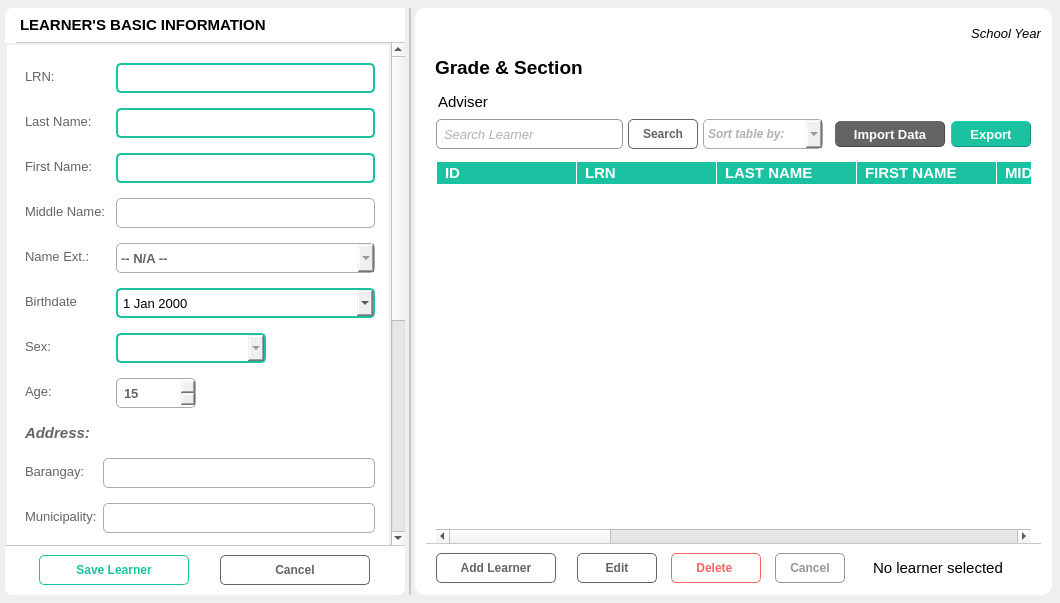
First picture: the form in LMS_v2.1/ui/profile.ui, repository jpcanas/School_LMSv2, before the edit.
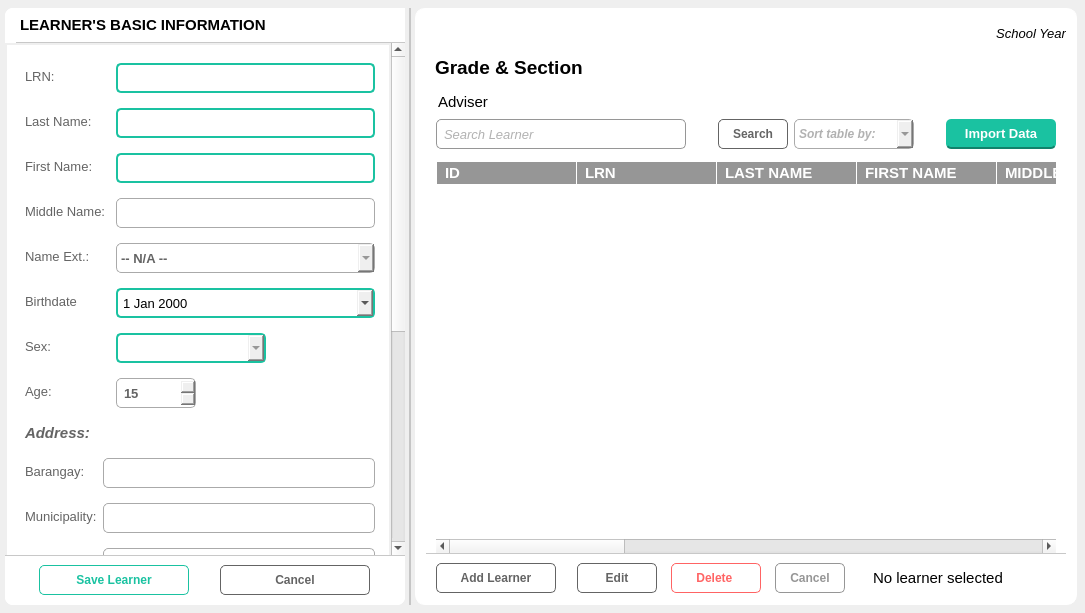
Second picture: the form after the edit. Icons and pictures are not drawn.

```diff
--- a/LMS_v2.1/ui/profile.ui
+++ b/LMS_v2.1/ui/profile.ui
@@ -6,8 +6,8 @@
    <rect>
     <x>0</x>
     <y>0</y>
-    <width>1060</width>
-    <height>603</height>
+    <width>1085</width>
+    <height>613</height>
    </rect>
   </property>
   <property name="windowTitle">
@@ -1713,13 +1713,13 @@
           <widget class="QFrame" name="search_box_input">
            <property name="minimumSize">
             <size>
-             <width>270</width>
+             <width>340</width>
              <height>0</height>
             </size>
            </property>
            <property name="maximumSize">
             <size>
-             <width>460</width>
+             <width>360</width>
              <height>16777215</height>
             </size>
            </property>
@@ -1732,9 +1732,9 @@
            <property name="frameShadow">
             <enum>QFrame::Plain</enum>
            </property>
-           <layout class="QHBoxLayout" name="horizontalLayout_10" stretch="0,0,0">
+           <layout class="QHBoxLayout" name="horizontalLayout_10">
             <property name="spacing">
-             <number>5</number>
+             <number>0</number>
             </property>
             <property name="leftMargin">
              <number>0</number>
@@ -1752,13 +1752,13 @@
              <widget class="QLineEdit" name="lineEdit">
               <property name="minimumSize">
                <size>
-                <width>70</width>
+                <width>250</width>
                 <height>30</height>
                </size>
               </property>
               <property name="maximumSize">
                <size>
-                <width>280</width>
+                <width>500</width>
                 <height>30</height>
                </size>
               </property>
@@ -1790,7 +1790,20 @@
              </widget>
             </item>
             <item>
-             <widget class="QPushButton" name="pushButton_3">
+             <spacer name="horizontalSpacer_2">
+              <property name="orientation">
+               <enum>Qt::Horizontal</enum>
+              </property>
+              <property name="sizeHint" stdset="0">
+               <size>
+                <width>40</width>
+                <height>20</height>
+               </size>
+              </property>
+             </spacer>
+            </item>
+            <item>
+             <widget class="QPushButton" name="searchBtn">
               <property name="minimumSize">
                <size>
                 <width>70</width>
@@ -1833,8 +1846,35 @@
               </property>
              </widget>
             </item>
+           </layout>
+          </widget>
+         </item>
             <item>
-             <widget class="QComboBox" name="comboBox">
+          <widget class="QFrame" name="spacer">
+           <property name="frameShape">
+            <enum>QFrame::StyledPanel</enum>
+           </property>
+           <property name="frameShadow">
+            <enum>QFrame::Raised</enum>
+           </property>
+           <layout class="QHBoxLayout" name="horizontalLayout_11">
+            <property name="spacing">
+             <number>0</number>
+            </property>
+            <property name="leftMargin">
+             <number>0</number>
+            </property>
+            <property name="topMargin">
+             <number>0</number>
+            </property>
+            <property name="rightMargin">
+             <number>0</number>
+            </property>
+            <property name="bottomMargin">
+             <number>0</number>
+            </property>
+            <item>
+             <widget class="QComboBox" name="sortByDropDown">
               <property name="minimumSize">
                <size>
                 <width>120</width>
@@ -1899,31 +1939,31 @@
               </item>
              </widget>
             </item>
-           </layout>
-          </widget>
-         </item>
          <item>
-          <widget class="QFrame" name="spacer">
-           <property name="frameShape">
-            <enum>QFrame::StyledPanel</enum>
-           </property>
-           <property name="frameShadow">
-            <enum>QFrame::Raised</enum>
-           </property>
-          </widget>
+             <spacer name="horizontalSpacer">
+              <property name="orientation">
+               <enum>Qt::Horizontal</enum>
+              </property>
+              <property name="sizeHint" stdset="0">
+               <size>
+                <width>40</width>
+                <height>20</height>
+               </size>
+              </property>
+             </spacer>
          </item>
          <item>
           <widget class="QPushButton" name="pushButton">
            <property name="minimumSize">
             <size>
              <width>110</width>
-             <height>0</height>
+                <height>30</height>
             </size>
            </property>
            <property name="maximumSize">
             <size>
              <width>110</width>
-             <height>26</height>
+                <height>30</height>
             </size>
            </property>
            <property name="sizeIncrement">
@@ -1943,11 +1983,10 @@
            </property>
            <property name="styleSheet">
             <string notr="true">QPushButton{
-	border: 1px solid rgb(70, 70, 70);
+	border-bottom: 2px solid rgb(17, 130, 107);
 	border-radius: 5px;
 	color: rgb(255, 255, 255);
-	background-color: rgb(100, 100, 100);
-border-style: outset;
+	background-color: rgb(26, 194, 161);
 }
 QPushButton:focus{
 	border-style: inset;
@@ -1969,54 +2008,7 @@
            </property>
           </widget>
          </item>
-         <item>
-          <widget class="QPushButton" name="pushButton_2">
-           <property name="minimumSize">
-            <size>
-             <width>80</width>
-             <height>26</height>
-            </size>
-           </property>
-           <property name="maximumSize">
-            <size>
-             <width>80</width>
-             <height>26</height>
-            </size>
-           </property>
-           <property name="font">
-            <font>
-             <pointsize>10</pointsize>
-             <bold>true</bold>
-            </font>
-           </property>
-           <property name="cursor">
-            <cursorShape>PointingHandCursor</cursorShape>
-           </property>
-           <property name="styleSheet">
-            <string notr="true">QPushButton{
-	border: 1px solid rgb(19, 143, 118);
-	border-radius: 5px;
-	color: rgb(255, 255, 255);
-	background-color: rgb(26, 194, 161);
-border-style: outset;
-}
-QPushButton:focus{
-	border-style: inset;
-}</string>
-           </property>
-           <property name="text">
-            <string>Export</string>
-           </property>
-           <property name="icon">
-            <iconset>
-             <normaloff>../assets/export.png</normaloff>../assets/export.png</iconset>
-           </property>
-           <property name="iconSize">
-            <size>
-             <width>18</width>
-             <height>18</height>
-            </size>
-           </property>
+           </layout>
           </widget>
          </item>
         </layout>
@@ -2049,11 +2041,12 @@
 QTableView::item:selected  {
 	color: rgb(0, 0, 0);
 	background-color: rgb(230, 230, 230);
+
 }
 QHeaderView::section{
-	background-color: rgb(26, 194, 161);
-border: none;
-border-left: 1px solid rgb(255,255,255);
+background-color: rgb(150, 150, 150);
+border:none;
+border-left: 1px solid rgb(255, 255, 255);
 padding-left: 8px;
 }
 
@@ -2143,9 +2136,9 @@
          </property>
          <property name="background">
           <color>
-           <red>26</red>
-           <green>194</green>
-           <blue>161</blue>
+           <red>150</red>
+           <green>150</green>
+           <blue>150</blue>
           </color>
          </property>
          <property name="foreground">
@@ -2173,9 +2166,9 @@
          </property>
          <property name="background">
           <color>
-           <red>26</red>
-           <green>194</green>
-           <blue>161</blue>
+           <red>150</red>
+           <green>150</green>
+           <blue>150</blue>
           </color>
          </property>
          <property name="foreground">
@@ -2203,9 +2196,9 @@
          </property>
          <property name="background">
           <color>
-           <red>26</red>
-           <green>194</green>
-           <blue>161</blue>
+           <red>150</red>
+           <green>150</green>
+           <blue>150</blue>
           </color>
          </property>
          <property name="foreground">
@@ -2233,9 +2226,9 @@
          </property>
          <property name="background">
           <color>
-           <red>26</red>
-           <green>194</green>
-           <blue>161</blue>
+           <red>150</red>
+           <green>150</green>
+           <blue>150</blue>
           </color>
          </property>
          <property name="foreground">
@@ -2263,9 +2256,9 @@
          </property>
          <property name="background">
           <color>
-           <red>26</red>
-           <green>194</green>
-           <blue>161</blue>
+           <red>150</red>
+           <green>150</green>
+           <blue>150</blue>
           </color>
          </property>
          <property name="foreground">
@@ -2293,9 +2286,9 @@
          </property>
          <property name="background">
           <color>
-           <red>26</red>
-           <green>194</green>
-           <blue>164</blue>
+           <red>150</red>
+           <green>150</green>
+           <blue>150</blue>
           </color>
          </property>
          <property name="foreground">
@@ -2323,9 +2316,9 @@
          </property>
          <property name="background">
           <color>
-           <red>26</red>
-           <green>194</green>
-           <blue>161</blue>
+           <red>150</red>
+           <green>150</green>
+           <blue>150</blue>
           </color>
          </property>
          <property name="foreground">
@@ -2353,9 +2346,9 @@
          </property>
          <property name="background">
           <color>
-           <red>26</red>
-           <green>194</green>
-           <blue>161</blue>
+           <red>150</red>
+           <green>150</green>
+           <blue>150</blue>
           </color>
          </property>
          <property name="foreground">
@@ -2383,9 +2376,9 @@
          </property>
          <property name="background">
           <color>
-           <red>26</red>
-           <green>194</green>
-           <blue>161</blue>
+           <red>150</red>
+           <green>150</green>
+           <blue>150</blue>
           </color>
          </property>
          <property name="foreground">
@@ -2413,9 +2406,9 @@
          </property>
          <property name="background">
           <color>
-           <red>26</red>
-           <green>194</green>
-           <blue>161</blue>
+           <red>150</red>
+           <green>150</green>
+           <blue>150</blue>
           </color>
          </property>
          <property name="foreground">
@@ -2443,9 +2436,9 @@
          </property>
          <property name="background">
           <color>
-           <red>26</red>
-           <green>194</green>
-           <blue>161</blue>
+           <red>150</red>
+           <green>150</green>
+           <blue>150</blue>
           </color>
          </property>
          <property name="foreground">
@@ -2473,9 +2466,9 @@
          </property>
          <property name="background">
           <color>
-           <red>26</red>
-           <green>194</green>
-           <blue>161</blue>
+           <red>150</red>
+           <green>150</green>
+           <blue>150</blue>
           </color>
          </property>
          <property name="foreground">
@@ -2503,9 +2496,9 @@
          </property>
          <property name="background">
           <color>
-           <red>26</red>
-           <green>194</green>
-           <blue>161</blue>
+           <red>150</red>
+           <green>150</green>
+           <blue>150</blue>
           </color>
          </property>
          <property name="foreground">
@@ -2533,9 +2526,9 @@
          </property>
          <property name="background">
           <color>
-           <red>26</red>
-           <green>194</green>
-           <blue>161</blue>
+           <red>150</red>
+           <green>150</green>
+           <blue>150</blue>
           </color>
          </property>
          <property name="foreground">
@@ -2563,9 +2556,9 @@
          </property>
          <property name="background">
           <color>
-           <red>26</red>
-           <green>194</green>
-           <blue>161</blue>
+           <red>150</red>
+           <green>150</green>
+           <blue>150</blue>
           </color>
          </property>
          <property name="foreground">
```
Left out of the diff: 22 changed lines with no effect on the pictures. Lines whose indentation alone changed are shown as unchanged.
